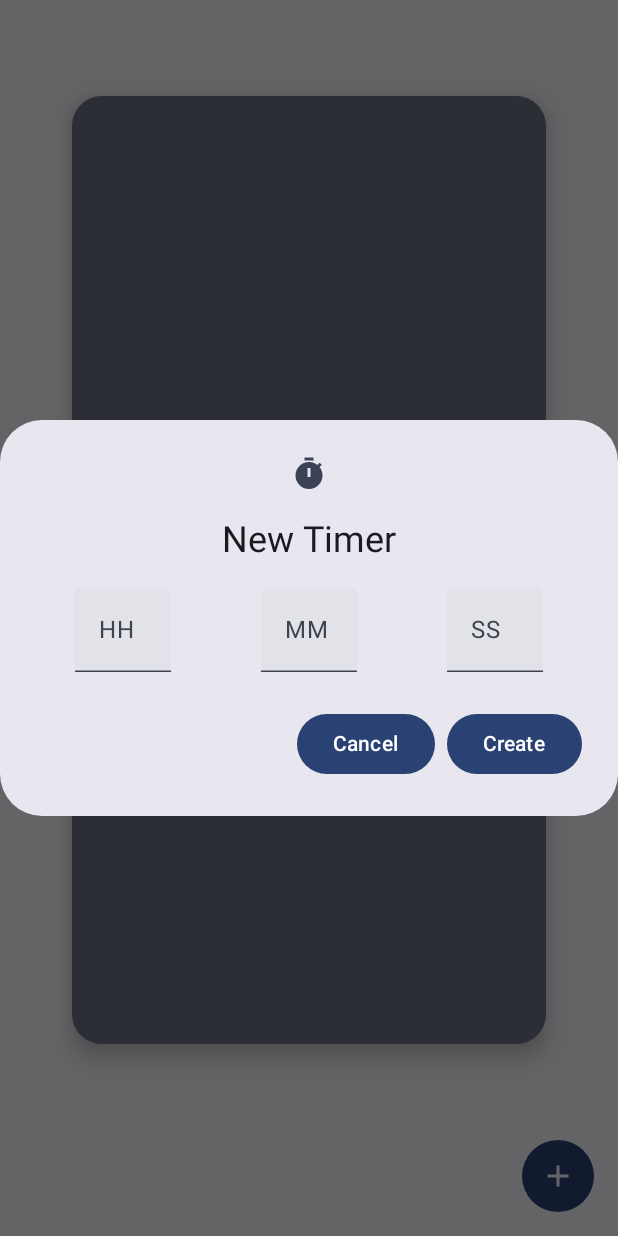
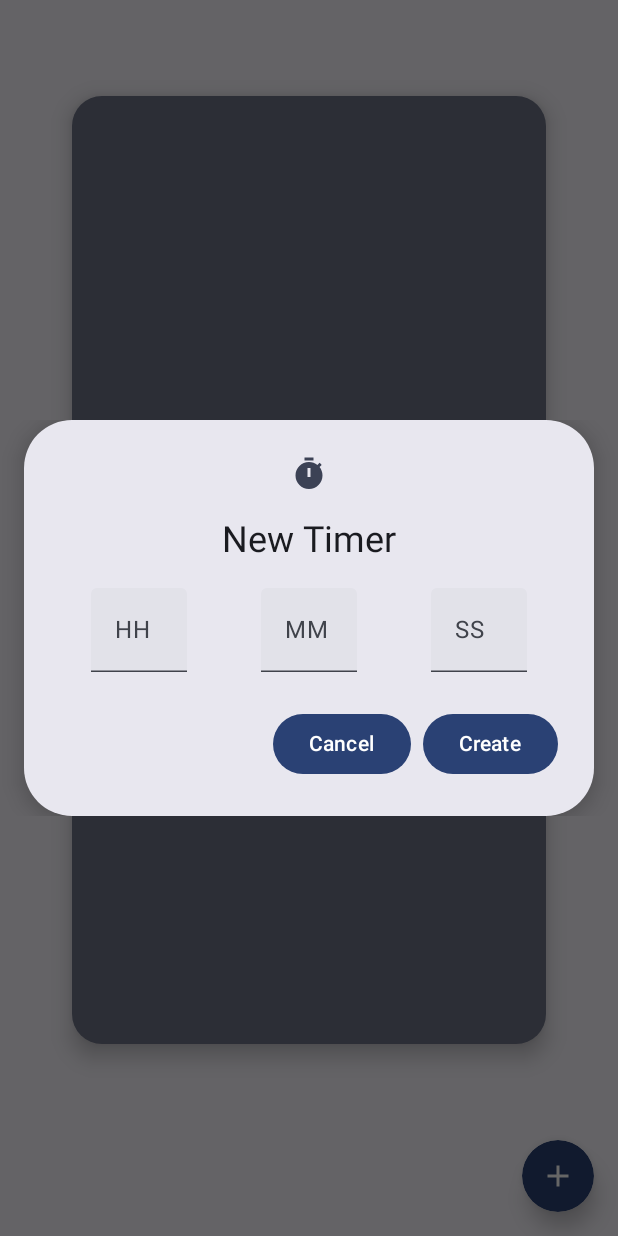
Before and after one commit to thebrianwong/protivity, an Android app built with Jetpack Compose: the screen it shows after launch (MainActivity), after a tap on "Add New Timer.", on a phone screen of 412 x 824 dp. Run offline under Robolectric (Android 15) with nearby library versions, the phone set to English and light mode, and no system bars.

Commit message:
Add elevation to FAB and modal

```diff
--- a/app/src/main/java/com/thebrianwong/protivity/composables/FloatingActionButton.kt
+++ b/app/src/main/java/com/thebrianwong/protivity/composables/FloatingActionButton.kt
@@ -9,13 +9,17 @@ import androidx.compose.material3.IconButton
 import androidx.compose.material3.MaterialTheme
 import androidx.compose.runtime.Composable
 import androidx.compose.ui.Modifier
+import androidx.compose.ui.draw.shadow
 import androidx.compose.ui.graphics.Color
+import androidx.compose.ui.unit.dp
 
 @Composable
 fun FloatingActionButton(handleClick: () -> Unit) {
     IconButton(
         onClick = { handleClick() },
-        modifier = Modifier.background(MaterialTheme.colorScheme.primary, CircleShape)
+        modifier = Modifier
+            .shadow(elevation = 8.dp, shape = CircleShape)
+            .background(MaterialTheme.colorScheme.primary, CircleShape)
     ) {
         Icon(
             imageVector = Icons.Default.Add,
--- a/app/src/main/java/com/thebrianwong/protivity/composables/TimeModal.kt
+++ b/app/src/main/java/com/thebrianwong/protivity/composables/TimeModal.kt
@@ -3,6 +3,8 @@ package com.thebrianwong.protivity.composables
 import androidx.compose.foundation.layout.Arrangement
 import androidx.compose.foundation.layout.Column
 import androidx.compose.foundation.layout.Row
+import androidx.compose.foundation.layout.padding
+import androidx.compose.foundation.shape.RoundedCornerShape
 import androidx.compose.material3.AlertDialog
 import androidx.compose.material3.Button
 import androidx.compose.material3.Icon
@@ -15,6 +17,7 @@ import androidx.compose.runtime.setValue
 import androidx.compose.ui.Alignment
 import androidx.compose.ui.ExperimentalComposeUiApi
 import androidx.compose.ui.Modifier
+import androidx.compose.ui.draw.shadow
 import androidx.compose.ui.focus.FocusDirection
 import androidx.compose.ui.focus.FocusRequester
 import androidx.compose.ui.focus.focusProperties
@@ -77,6 +80,7 @@ fun TimeModal(handleConfirm: (Long) -> Unit, handleDismiss: () -> Unit) {
             )
         },
         title = { Text(text = "New Timer") },
+        modifier = Modifier.padding(horizontal = 16.dp).shadow(elevation = 8.dp, shape = RoundedCornerShape(32.dp)),
         text = {
             Column(
                 verticalArrangement = Arrangement.Center,
```
